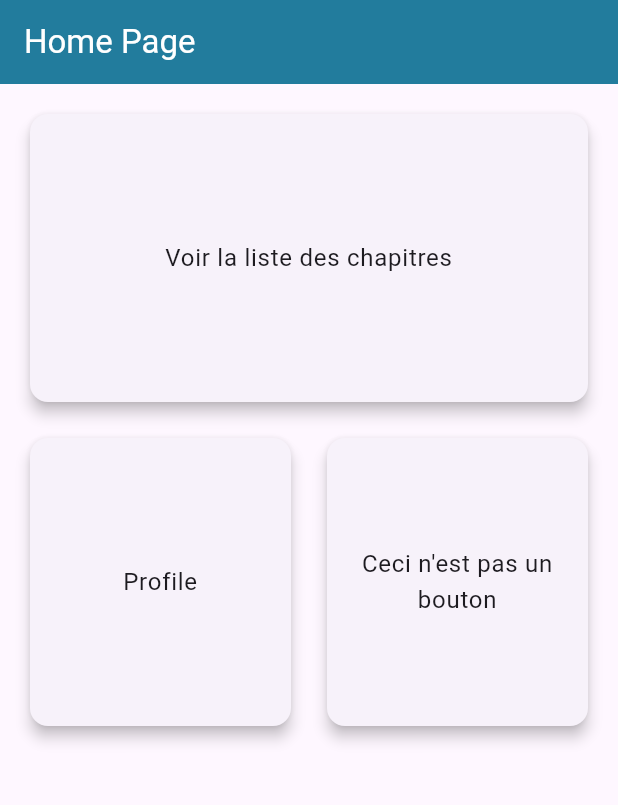
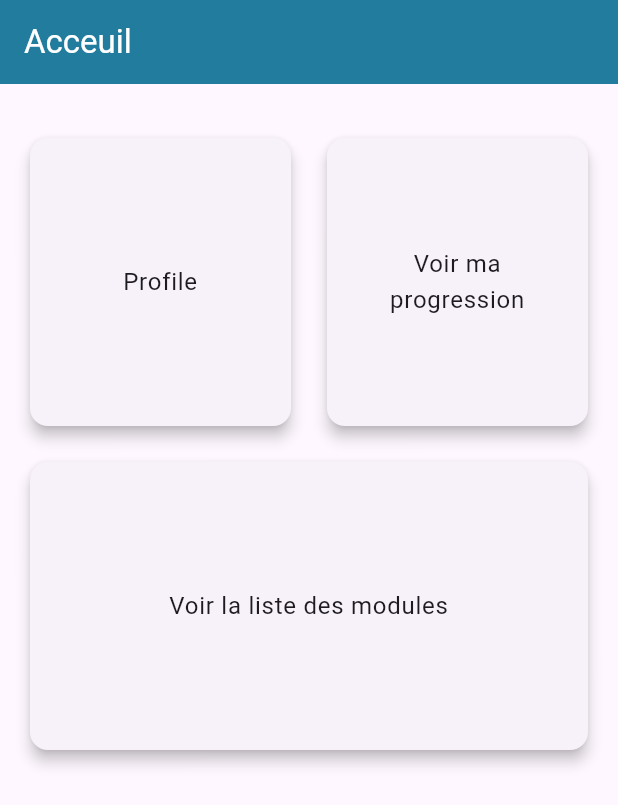
Before and after one commit to EvolOsEIP/mobileApp, a Flutter app: the screen it shows after launch, after a tap on "Profile", on a phone screen of 412 x 824 dp. Shown: the top 805 px of the screen. Run offline on Flutter 3.47's test engine with Material 3 defaults, Android fonts, the phone set to English and light mode, and no system bars; our stand-ins replace flutter_svg; missing offline and left inert: dart:ffi.

Commit message:
[UPDATE] Modified the position of the "Voir la liste des modules" button and add a \Voir ma progression" button

```diff
--- a/mobile_app/lib/pages/home_page.dart
+++ b/mobile_app/lib/pages/home_page.dart
@@ -15,7 +15,7 @@ class _HomePageState extends State<HomePage> {
       appBar: AppBar(
         backgroundColor: CustomColors.dark_accent,
         title: const Text(
-          'Home Page',
+          'Acceuil',
           style: TextStyle(color: Colors.white),
         ),
       ),
@@ -24,27 +24,6 @@ class _HomePageState extends State<HomePage> {
         child: Column(
           crossAxisAlignment: CrossAxisAlignment.stretch,
           children: [
-            SizedBox(
-              height: 200,
-              child: Card(
-                elevation: 4,
-                child: InkWell(
-                  onTap: () {
-                    Navigator.pushNamed(context, '/chapters');
-                  },
-                  child: Center(
-                    child: Padding(
-                      padding: const EdgeInsets.all(16.0),
-                      child: Text(
-                        "Voir la liste des chapitres",
-                        textAlign: TextAlign.center,
-                        style: Theme.of(context).textTheme.bodyLarge,
-                      ),
-                    ),
-                  ),
-                ),
-              ),
-            ),
             const SizedBox(height: 16.0),
             // Row with two cards
             Row(
@@ -57,7 +36,7 @@ class _HomePageState extends State<HomePage> {
                       elevation: 4,
                       child: InkWell(
                         onTap: () {
-                          // Handle second button tap
+                          print("Profile");
                         },
                         child: Center(
                           child: Padding(
@@ -82,13 +61,13 @@ class _HomePageState extends State<HomePage> {
                       elevation: 4,
                       child: InkWell(
                         onTap: () {
-                          // Handle second button tap
+                          print("Voir ma progression");
                         },
                         child: Center(
                           child: Padding(
                             padding: const EdgeInsets.all(16.0),
                             child: Text(
-                              'Ceci n\'est pas un bouton',
+                              'Voir ma progression',
                               textAlign: TextAlign.center,
                               style: Theme.of(context).textTheme.bodyLarge,
                             ),
@@ -100,6 +79,29 @@ class _HomePageState extends State<HomePage> {
                 ),
               ],
             ),
+            const SizedBox(height: 16.0),
+            // First card
+            SizedBox(
+              height: 200,
+              child: Card(
+                elevation: 4,
+                child: InkWell(
+                  onTap: () {
+                    print("Voir la liste des modules");
+                  },
+                  child: Center(
+                    child: Padding(
+                      padding: const EdgeInsets.all(16.0),
+                      child: Text(
+                        'Voir la liste des modules',
+                        textAlign: TextAlign.center,
+                        style: Theme.of(context).textTheme.bodyLarge,
+                      ),
+                    ),
+                  ),
+                ),
+              ),
+            ),
           ],
         ),
       ),
```
